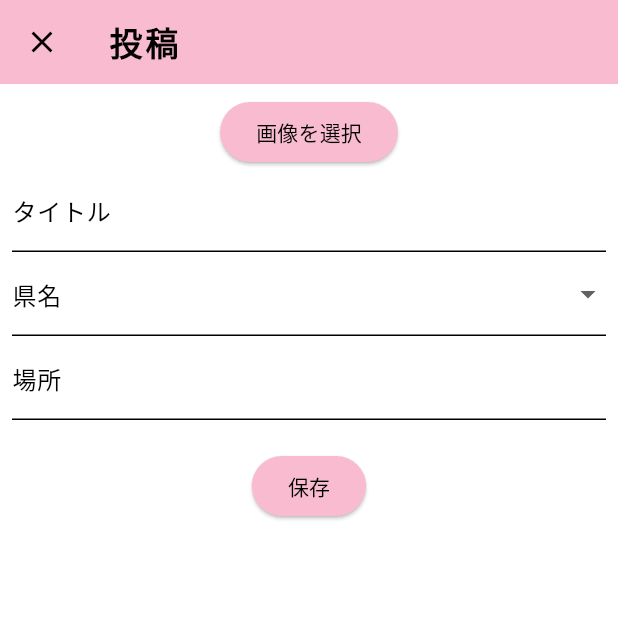
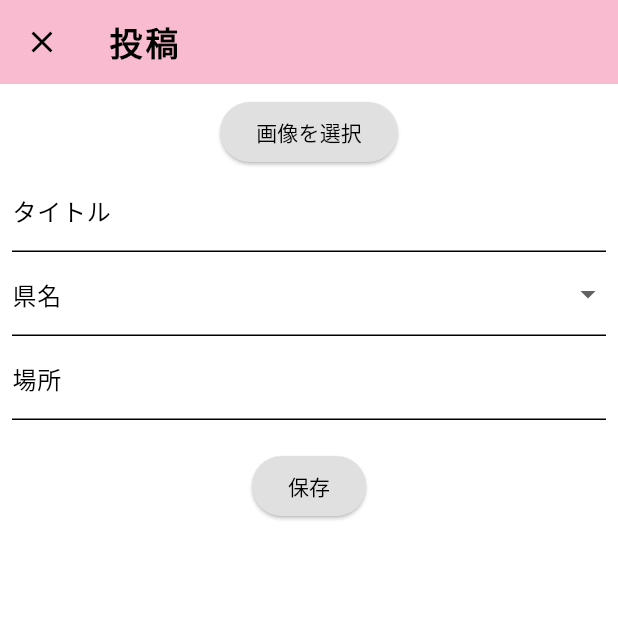
Before and after one commit to HikaruKusanagi27/nekospot_app, a Flutter app: the PostListPage screen opened directly, after a tap on the "add a photo" icon, on a phone screen of 412 x 824 dp, the top half of it. Run offline on Flutter 3.47's test engine with Material 3 defaults, Android fonts, the phone set to English and light mode, and no system bars; our stand-ins replace cloud_firestore, firebase_core, firebase_storage, flutter_riverpod, freezed_annotation, google_fonts and 1 more; accounts and stored records are empty.

Commit message:
no message

```diff
--- a/lib/post_list_page.dart
+++ b/lib/post_list_page.dart
@@ -46,6 +46,7 @@ class PostListPage extends StatelessWidget {
         child: _PostSection(),
       ),
       floatingActionButton: FloatingActionButton(
+        backgroundColor: Colors.grey.shade300,
         onPressed: () {
           Navigator.push(
             context,
@@ -139,7 +140,7 @@ class _PostList extends StatelessWidget {
   Widget build(BuildContext context) {
     final colorScheme = Theme.of(context).colorScheme;
     return Card(
-      color: colorScheme.surface,
+      color: Colors.white,
       child: Padding(
         padding: const EdgeInsets.all(10),
         child: Column(
--- a/lib/post_page.dart
+++ b/lib/post_page.dart
@@ -132,6 +132,9 @@ class _PostPageState extends State<PostPage> {
           children: [
             if (imageBitmap != null) Image.memory(imageBitmap),
             ElevatedButton(
+              style: ElevatedButton.styleFrom(
+                backgroundColor: Colors.grey.shade300,
+              ),
               onPressed: _selectImage,
               child: const Text('画像を選択', style: TextStyle(color: textColor)),
             ),
@@ -221,6 +224,9 @@ class _PostPageState extends State<PostPage> {
                   ),
                   SizedBox(height: 20),
                   ElevatedButton(
+                    style: ElevatedButton.styleFrom(
+                      backgroundColor: Colors.grey.shade300,
+                    ),
                     onPressed: () async {
                       setState(() {
                         _imageError = _image == null ? '画像を選択してね！' : null;
```
